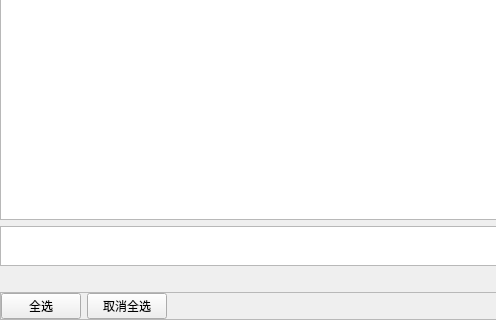
This is src/plugins/loadleveler_monitor/panels/table_style_page.ui in cemc-oper/nwpc-monitor-app as Qt 5 draws it before an edit; both pictures show x 0 to 496 and y 90 to 410 of the 692 by 410 pixel window. The edited form follows.
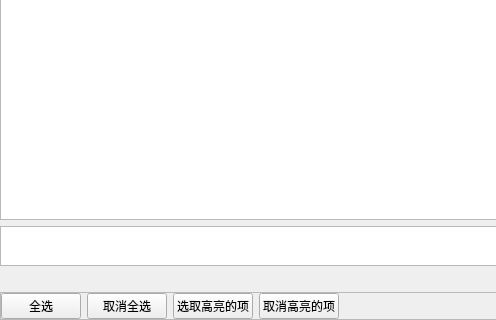
This is the edited form.

Commit message: add check/uncheck selected items button.

```diff
--- a/src/plugins/loadleveler_monitor/panels/table_style_page.ui
+++ b/src/plugins/loadleveler_monitor/panels/table_style_page.ui
@@ -63,6 +63,20 @@
           </property>
          </widget>
         </item>
+        <item>
+         <widget class="QPushButton" name="check_selected_button">
+          <property name="text">
+           <string>选取高亮的项</string>
+          </property>
+         </widget>
+        </item>
+        <item>
+         <widget class="QPushButton" name="uncheck_selected_button">
+          <property name="text">
+           <string>取消高亮的项</string>
+          </property>
+         </widget>
+        </item>
        </layout>
       </item>
       <item>
```
The commit also changes 1 other file.
